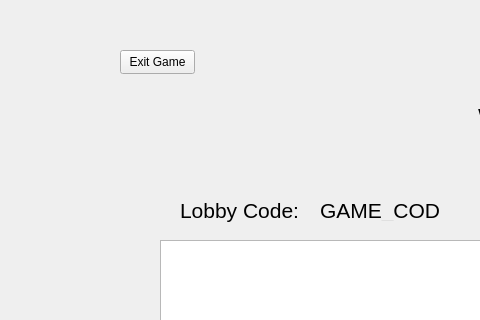
Above: Client/Client/Client/WaitingRoom.ui from ElenaLaura366/ProjectModernCpp before the change; both pictures show x 0 to 480 and y 0 to 320 of the 1200 by 700 pixel window. Below: the same form after it.
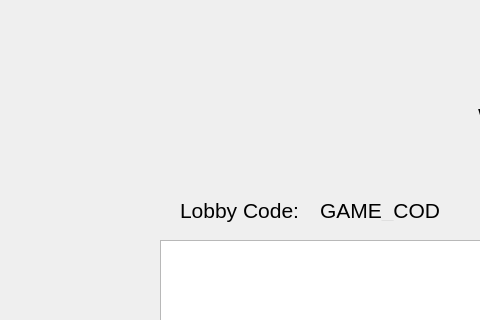
That is the form after the change.

Commit message: Fixed game history method

Diff of the .ui file:
```diff
--- a/Client/Client/Client/WaitingRoom.ui
+++ b/Client/Client/Client/WaitingRoom.ui
@@ -117,19 +117,6 @@
     <enum>QAbstractItemView::NoSelection</enum>
    </property>
   </widget>
-  <widget class="QPushButton" name="exitGameBtn">
-   <property name="geometry">
-    <rect>
-     <x>120</x>
-     <y>50</y>
-     <width>75</width>
-     <height>24</height>
-    </rect>
-   </property>
-   <property name="text">
-    <string>Exit Game</string>
-   </property>
-  </widget>
   <widget class="QLabel" name="label_3">
    <property name="geometry">
     <rect>
```
The commit also changes 16 other files.
